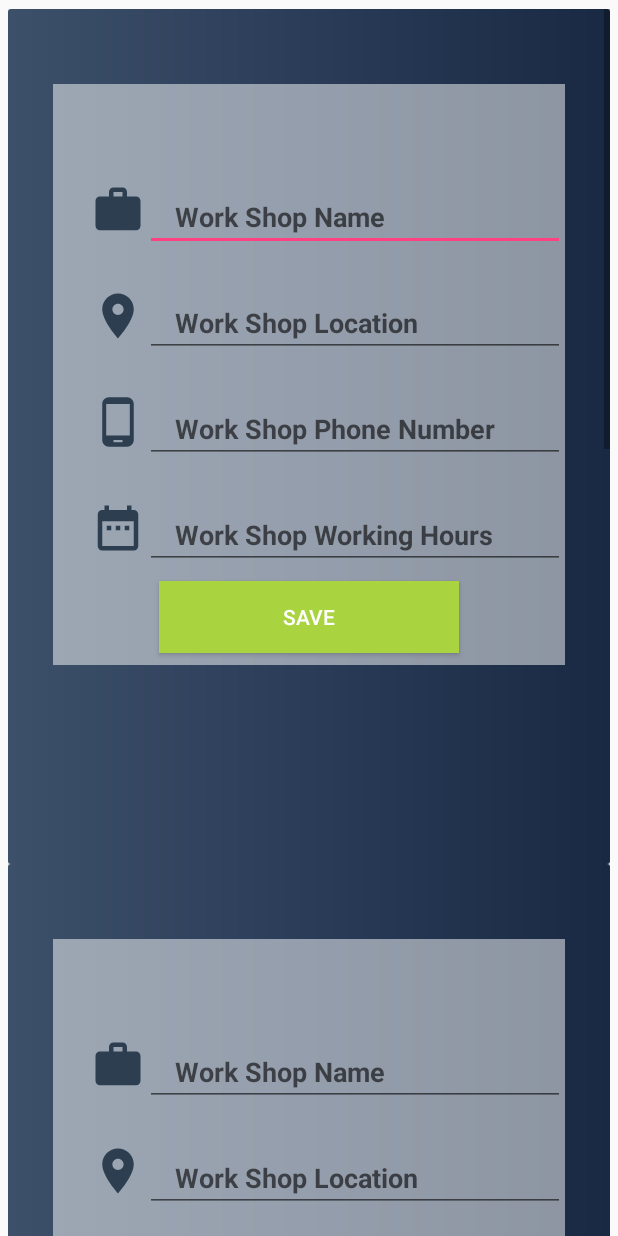
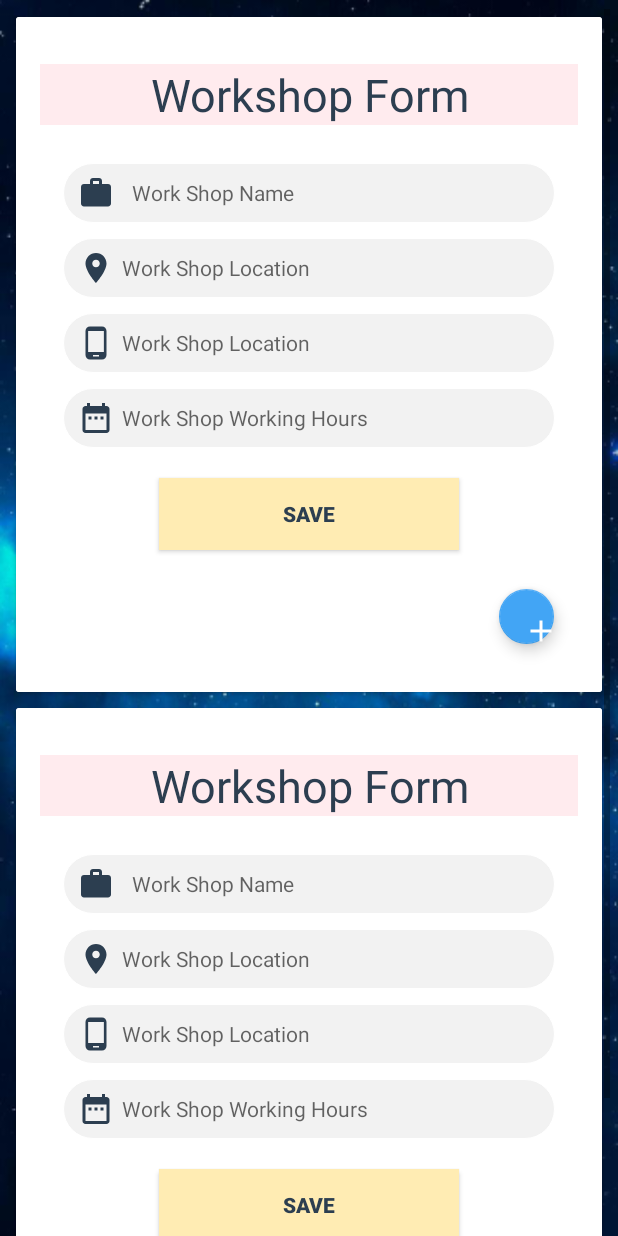
Before and after one commit to Moamen97/Help-Me, an Android app: the EditWorkshop screen opened directly, with no data from a screen before it, on a phone screen of 412 x 824 dp. Run offline under Robolectric (Android 15) with nearby library versions, the phone set to English and light mode, and no system bars; plain views replace FButton; pictures from the network do not load.

Commit message:
edit workshop amazing gui

```diff
--- a/Project/app/src/main/java/Model/postData/Comment/comment.kt
+++ b/Project/app/src/main/java/Model/postData/Comment/comment.kt
@@ -2,4 +2,4 @@ package Model.postData.Comment
 
 class comment(var id: Int, var isImportant: Boolean, var picture: String,
               var from: String, var subject: String, var message: String,
-              var timestamp: String, var isRead: Boolean,var color:Int)
+              var timestamp: String, var isRead: Boolean,var color:Int, var deleteIt:Boolean=false)
--- a/Project/app/src/main/java/Model/postData/Comment/commentAdapter.java
+++ b/Project/app/src/main/java/Model/postData/Comment/commentAdapter.java
@@ -12,6 +12,8 @@ import android.view.HapticFeedbackConstants;
 import android.view.LayoutInflater;
 import android.view.View;
 import android.view.ViewGroup;
+import android.view.animation.Animation;
+import android.view.animation.AnimationUtils;
 
 import com.bumptech.glide.Glide;
 import com.bumptech.glide.load.engine.DiskCacheStrategy;
@@ -29,7 +31,7 @@ public class commentAdapter extends RecyclerView.Adapter<commentViewHolder> {
     private List<comment> comments;
     private commentAdapterListener listener;
     private SparseBooleanArray selectedItems;
-
+    private commentViewHolder mHolder;
     // array used to perform multiple animation at once
     private SparseBooleanArray animationItemsIndex;
     private boolean reverseAllAnimations = false;
@@ -67,6 +69,7 @@ public class commentAdapter extends RecyclerView.Adapter<commentViewHolder> {
 
     @Override
     public void onBindViewHolder(commentViewHolder holder, int position) {
+        mHolder = holder;
         comment message = comments.get(position);
 
         // displaying text view data
@@ -242,6 +245,32 @@ public class commentAdapter extends RecyclerView.Adapter<commentViewHolder> {
         return items;
     }
 
+    public comment getSelectedItem(int position) {
+        return comments.get(position);
+    }
+
+    public void makeMagicSlideUp(final int position, Animation anim) {
+        if (getSelectedItem(position).getDeleteIt()) {
+            mHolder.getMessageContainer().startAnimation(anim);
+            anim.setAnimationListener(new Animation.AnimationListener() {
+                @Override
+                public void onAnimationStart(Animation animation) {
+
+                }
+
+                @Override
+                public void onAnimationEnd(Animation animation) {
+                    removeData(position);
+                }
+
+                @Override
+                public void onAnimationRepeat(Animation animation) {
+
+                }
+            });
+        }
+    }
+
     public void removeData(int position) {
         comments.remove(position);
         resetCurrentIndex();
--- /dev/null
+++ b/Project/app/src/main/java/Model/workshopListener.kt
@@ -0,0 +1,5 @@
+package Model
+
+interface workshopListener {
+    fun onClicK(position: Int)
+}
--- a/Project/app/src/main/java/Model/workshop_adapter.kt
+++ b/Project/app/src/main/java/Model/workshop_adapter.kt
@@ -1,15 +1,17 @@
 package Model
 
+import android.app.SearchManager
 import android.content.Context
 import android.support.v7.widget.RecyclerView
 import android.view.LayoutInflater
+import android.view.View
 import android.view.ViewGroup
 import com.helpme.R
 
 /**
  * Created by Lenovo on 3/27/2018.
  */
-class workshopAdapter(var mContext: Context, var workshopList: ArrayList<WorkshopTestingVersion>) : RecyclerView.Adapter<workshopViewHolder>() {
+class workshopAdapter(var mContext: Context, var workshopList: ArrayList<WorkshopTestingVersion>,var listener: workshopListener) : RecyclerView.Adapter<workshopViewHolder>() {
 
 
     override fun onBindViewHolder(holder: workshopViewHolder?, position: Int) {
@@ -17,8 +19,13 @@ class workshopAdapter(var mContext: Context, var workshopList: ArrayList<Worksho
 
         holder?.WorkShopName?.setText(workshopToBind.workshopName);
         holder?.WorkShopLocation?.setText(workshopToBind.location);
-        holder?.WorkShopPhoneNumber?.setText(workshopToBind.workshopPhoneNum) ;
+        holder?.WorkShopPhoneNumber?.setText(workshopToBind.workshopPhoneNum);
         holder?.WorkShopWorkingHours?.setText(workshopToBind.workingHours);
+        holder?.addWorkShop?.setOnClickListener(object : View.OnClickListener {
+            override fun onClick(p0: View?) {
+                listener.onClicK(position)
+            }
+        })
         // dh by3mel load ll post cover using Glide library gamed f45
         //Glide.with(mContext).load(workshopToBind.postImage).into(holder?.postImage);
     }
@@ -33,5 +40,4 @@ class workshopAdapter(var mContext: Context, var workshopList: ArrayList<Worksho
         return workshopViewHolder(itemView)
     }
 
-
 }
--- a/Project/app/src/main/java/Model/workshop_viewholder.kt
+++ b/Project/app/src/main/java/Model/workshop_viewholder.kt
@@ -1,5 +1,6 @@
 package Model
 
+import android.support.design.widget.FloatingActionButton
 import android.support.v7.widget.RecyclerView
 import android.view.View
 import android.widget.EditText
@@ -13,6 +14,7 @@ class workshopViewHolder(var view: View) : RecyclerView.ViewHolder(view) {
     var WorkShopLocation: EditText? = null
     var WorkShopPhoneNumber: EditText? = null
     var WorkShopWorkingHours: EditText? = null
+    var addWorkShop: FloatingActionButton? = null
 
     // Ta7ya Masr :V
     init {
@@ -20,6 +22,7 @@ class workshopViewHolder(var view: View) : RecyclerView.ViewHolder(view) {
         WorkShopLocation = view.findViewById(R.id.WorkshopLocationEditText)
         WorkShopPhoneNumber = view.findViewById(R.id.WorkshopPhoneNumberEditText)
         WorkShopWorkingHours = view.findViewById(R.id.WorkshopWorkingHoursEditText)
+        addWorkShop = view.findViewById(R.id.fab)
     }
 
 }
--- a/Project/app/src/main/java/com/helpme/Authentication/SignIn.kt
+++ b/Project/app/src/main/java/com/helpme/Authentication/SignIn.kt
@@ -70,7 +70,6 @@ class SignIn : AppCompatActivity() {
         val linearLayoutPanel = findViewById<LinearLayout>(R.id.singInPanel)
         val logo = findViewById<TextView>(R.id.Logo)
         logo.typeface = face;
-
         val textViewAnimation: Animation = AnimationUtils.loadAnimation(this.applicationContext, R.anim.sequential)
         val linearLayoutAnimation: Animation = AnimationUtils.loadAnimation(this.applicationContext, R.anim.slide_down)
         linearLayoutPanel.animation = linearLayoutAnimation
--- a/Project/app/src/main/java/com/helpme/Comment/ShowComments.java
+++ b/Project/app/src/main/java/com/helpme/Comment/ShowComments.java
@@ -19,6 +19,8 @@ import android.support.v7.widget.Toolbar;
 import android.view.Menu;
 import android.view.MenuItem;
 import android.view.View;
+import android.view.animation.Animation;
+import android.view.animation.AnimationUtils;
 import android.widget.Button;
 import android.widget.EditText;
 import android.widget.LinearLayout;
@@ -26,6 +28,8 @@ import android.widget.TextView;
 import android.widget.Toast;
 
 import com.helpme.R;
+
+import org.w3c.dom.Comment;
 
 import java.util.ArrayList;
 import java.util.List;
@@ -84,7 +88,7 @@ public class ShowComments extends AppCompatActivity implements SwipeRefreshLayou
         String link = "https://scontent-mrs1-1.xx.fbcdn.net/v/t1.0-9/fr/cp0/e15/q65/21317730_1777007029006285_7633832584887544173_n.jpg?_nc_cat=0&efg=eyJpIjoidCJ9&oh=f6e3d8c614edc9f2e2a671043270be56&oe=5B29CBCF";
         for (int i = 0; i < 200; ++i) {
             comments.add(new comment(1, false, link, "Moamen Hassan Attia",
-                    "Hello Salama ", "A7la Mesa 3 el nas el kwaysa", "10:30 AM", false, getRandomMaterialColor()));
+                    "Hello Salama ", "A7la Mesa 3 el nas el kwaysa", "10:30 AM", false, getRandomMaterialColor(), false));
         }
     }
 
@@ -135,7 +139,6 @@ public class ShowComments extends AppCompatActivity implements SwipeRefreshLayou
         if (actionMode == null) {
             actionMode = startSupportActionMode(actionModeCallback);
         }
-
         toggleSelection(position);
     }
 
@@ -261,9 +264,9 @@ public class ShowComments extends AppCompatActivity implements SwipeRefreshLayou
 
     // deleting the messages from recycler view
     private void deleteMessages() {
+        Animation animation = AnimationUtils.loadAnimation(this.getApplicationContext(), R.anim.slide_up);
         mAdapter.resetAnimationIndex();
-        List<Integer> selectedItemPositions =
-                mAdapter.getSelectedItems();
+        List<Integer> selectedItemPositions = mAdapter.getSelectedItems();
         for (int i = selectedItemPositions.size() - 1; i >= 0; i--) {
             mAdapter.removeData(selectedItemPositions.get(i));
         }
--- a/Project/app/src/main/java/com/helpme/EditProfile/EditWorkshop.kt
+++ b/Project/app/src/main/java/com/helpme/EditProfile/EditWorkshop.kt
@@ -2,41 +2,42 @@ package com.helpme.EditProfile
 
 import Model.WorkshopTestingVersion
 import Model.workshopAdapter
+import Model.workshopListener
 import android.support.v7.app.AppCompatActivity
 import android.os.Bundle
 import android.support.v7.widget.LinearLayoutManager
 import android.support.v7.widget.RecyclerView
+import com.helpme.Comment.commentAdapterListener
 import com.helpme.R
 import kotlinx.android.synthetic.main.activity_edit_workshop.*
 
-class EditWorkshop : AppCompatActivity() {
-    lateinit var  Adapter: workshopAdapter
+class EditWorkshop : AppCompatActivity(), workshopListener {
+
+    lateinit var Adapter: workshopAdapter
     var ListOFWorkshops = ArrayList<WorkshopTestingVersion>()
-    lateinit var  recyclerView:RecyclerView
+    lateinit var recyclerView: RecyclerView
+    var listener: commentAdapterListener? = null
+    var count: Int = 2;
     private lateinit var LayoutManager: LinearLayoutManager
     override fun onCreate(savedInstanceState: Bundle?) {
         super.onCreate(savedInstanceState)
         setContentView(R.layout.activity_edit_workshop)
-        loadWorkshopsEditForms()
         recyclerView = findViewById(R.id.ListOfWorkShops)
         LayoutManager = LinearLayoutManager(this)
         recyclerView.layoutManager = LayoutManager
-
-
-        Adapter = workshopAdapter(this, ListOFWorkshops)
-
-        ListOfWorkShops.adapter = Adapter
+        Adapter = workshopAdapter(this, ListOFWorkshops, this)
+        recyclerView.adapter = Adapter
+        loadWorkshopsEditForms();
     }
 
-    private  fun loadWorkshopsEditForms() {
-        ListOFWorkshops.add(WorkshopTestingVersion("", "", "", 10, ""))
-        ListOFWorkshops.add(WorkshopTestingVersion("", "", "", 10, ""))
-
-        ListOFWorkshops.add(WorkshopTestingVersion("", "", "", 10, ""))
-
-        ListOFWorkshops.add(WorkshopTestingVersion("", "", "", 10, ""))
-
+    override fun onClicK(position: Int) {
+        count++;
     }
 
+    private fun loadWorkshopsEditForms() {
+        for (i in 1..count) {
+            ListOFWorkshops.add(WorkshopTestingVersion("", "", "", 10, ""))
+        }
+    }
 
 }
--- /dev/null
+++ b/Project/app/src/main/res/drawable/ic_add_black_24dp.xml
@@ -0,0 +1,5 @@
+<vector android:height="24dp" android:tint="#FFFFFF"
+    android:viewportHeight="24.0" android:viewportWidth="24.0"
+    android:width="24dp" xmlns:android="http://schemas.android.com/apk/res/android">
+    <path android:fillColor="#FF000000" android:pathData="M19,13h-6v6h-2v-6H5v-2h6V5h2v6h6v2z"/>
+</vector>
--- a/Project/app/src/main/res/layout/activity_edit_workshop.xml
+++ b/Project/app/src/main/res/layout/activity_edit_workshop.xml
@@ -4,7 +4,8 @@
     android:layout_height="wrap_content"
     xmlns:android="http://schemas.android.com/apk/res/android"
     xmlns:app="http://schemas.android.com/apk/res-auto"
-    xmlns:card_view="http://schemas.android.com/tools">
+    xmlns:card_view="http://schemas.android.com/tools"
+    android:background="@drawable/img2">
 
     <android.support.v7.widget.RecyclerView
         android:id="@+id/ListOfWorkShops"
--- a/Project/app/src/main/res/layout/edit_workshop_info_recycler_view.xml
+++ b/Project/app/src/main/res/layout/edit_workshop_info_recycler_view.xml
@@ -4,7 +4,8 @@
     android:layout_height="wrap_content"
     xmlns:android="http://schemas.android.com/apk/res/android"
     xmlns:app="http://schemas.android.com/apk/res-auto"
-    xmlns:card_view="http://schemas.android.com/tools">
+    xmlns:card_view="http://schemas.android.com/tools"
+    android:background="@drawable/img2">
 
     <android.support.v7.widget.RecyclerView
         android:id="@+id/ListOfWorkShops"
@@ -12,6 +13,7 @@
         android:layout_height="wrap_content"
         android:layout_marginLeft="5dp"
         android:layout_marginRight="5dp"
+
         android:layout_marginTop="6dp"
         android:scrollbars="vertical"
         card_view:cardCornerRadius="4dp"
--- a/Project/app/src/main/res/layout/workshop_card.xml
+++ b/Project/app/src/main/res/layout/workshop_card.xml
@@ -3,27 +3,147 @@
     xmlns:app="http://schemas.android.com/apk/res-auto"
     xmlns:tools="http://schemas.android.com/tools"
     android:layout_width="wrap_content"
-    android:layout_height="570dp"
-    android:background="@drawable/gradient"
-    >
+    android:layout_height="450dp"
+    android:background="@drawable/img2"
+    android:layout_margin="@dimen/card_margin"
+    android:elevation="3dp">
+
+    <RelativeLayout
+        android:layout_width="match_parent"
+        android:layout_height="wrap_content"
+        android:background="@color/white"
+        android:orientation="vertical"
+        android:paddingBottom="@dimen/padding_list_row"
+        android:paddingLeft="?listPreferredItemPaddingLeft"
+        android:paddingRight="?listPreferredItemPaddingRight"
+        android:paddingTop="@dimen/padding_list_row">
+
+        <TextView
+            android:id="@+id/WorkshopForm"
+            android:layout_width="match_parent"
+            android:layout_height="wrap_content"
+            android:layout_marginVertical="15dp"
+            android:background="@color/md_red_50"
+            android:paddingEnd="5dp"
+            android:paddingStart="5dp"
+            android:text="Workshop Form"
+            android:textAlignment="center"
+            android:textColor="@color/fbutton_color_midnight_blue"
+            android:textSize="30sp" />
+
+        <AutoCompleteTextView
+            android:id="@+id/WorkShopNameEditText"
+            android:layout_width="match_parent"
+            android:layout_height="40dp"
+            android:layout_below="@+id/WorkshopForm"
+            android:layout_marginBottom="10dp"
+            android:layout_marginEnd="15dp"
+            android:layout_marginStart="15dp"
+            android:layout_marginTop="10dp"
+            android:background="@drawable/rounded_white"
+            android:drawableLeft="@drawable/ic_work_black_24dp"
+            android:drawablePadding="5dp"
+            android:hint="  Work Shop Name"
+            android:paddingStart="10dp"
+            android:textSize="14sp" />
+
+        <AutoCompleteTextView
+            android:id="@+id/WorkshopLocationEditText"
+            android:layout_width="match_parent"
+            android:layout_height="40dp"
+            android:layout_below="@+id/WorkShopNameEditText"
+            android:layout_marginBottom="10dp"
+            android:layout_marginEnd="15dp"
+            android:layout_marginStart="15dp"
+            android:background="@drawable/rounded_white"
+            android:drawableLeft="@drawable/ic_location_on_black_24dp"
+            android:drawablePadding="5dp"
+            android:hint="Work Shop Location"
+            android:paddingStart="10dp"
+            android:textSize="14sp" />
+
+        <AutoCompleteTextView
+            android:id="@+id/WorkshopPhoneNumberEditText"
+            android:layout_width="match_parent"
+            android:layout_height="40dp"
+            android:layout_below="@+id/WorkshopLocationEditText"
+            android:layout_marginBottom="10dp"
+            android:layout_marginEnd="15dp"
+            android:layout_marginStart="15dp"
+            android:background="@drawable/rounded_white"
+            android:drawableLeft="@drawable/ic_phone_android_black_24dp"
+            android:drawablePadding="5dp"
+            android:hint="Work Shop Location"
+            android:paddingStart="10dp"
+            android:textSize="14sp" />
+
+        <AutoCompleteTextView
+            android:id="@+id/WorkshopWorkingHoursEditText"
+            android:layout_width="match_parent"
+            android:layout_height="40dp"
+            android:layout_below="@+id/WorkshopPhoneNumberEditText"
+            android:layout_marginBottom="10dp"
+            android:layout_marginEnd="15dp"
+            android:layout_marginStart="15dp"
+            android:background="@drawable/rounded_white"
+            android:drawableLeft="@drawable/ic_date_range_black_24dp"
+            android:drawablePadding="5dp"
+            android:hint="Work Shop Working Hours"
+            android:paddingStart="10dp"
+            android:textSize="14sp" />
+
+        <Button
+            android:id="@+id/SaveWorkShopInfo"
+            android:layout_width="200dp"
+            android:layout_height="wrap_content"
+            android:layout_below="@+id/WorkshopWorkingHoursEditText"
+            android:layout_centerHorizontal="true"
+            android:layout_marginVertical="10dp"
+            android:background="@color/md_amber_100"
+            android:text="Save"
+            android:textColor="@color/fbutton_color_midnight_blue"
+            android:textStyle="bold" />
+
+        <LinearLayout
+            android:layout_width="wrap_content"
+            android:layout_height="wrap_content"
+            android:layout_alignParentBottom="true"
+            android:layout_alignParentEnd="true"
+            android:layout_below="@+id/SaveWorkShopInfo"
+            android:orientation="vertical">
+
+            <android.support.design.widget.FloatingActionButton
+                android:id="@+id/fab"
+                android:layout_width="wrap_content"
+                android:layout_height="wrap_content"
+                android:layout_gravity="bottom|end"
+                android:layout_margin="@dimen/fab_margin"
+                app:backgroundTint="@color/md_blue_400"
+                app:srcCompat="@drawable/ic_add_black_24dp"
+                tools:ignore="VectorDrawableCompat" />
+
+        </LinearLayout>
+    </RelativeLayout>
+
+    <!--
 
     <RelativeLayout
         android:layout_width="wrap_content"
         android:layout_height="match_parent"
-    android:background="@drawable/gradient"
-    >
+        android:background="@drawable/img2">
+
         <LinearLayout
             android:layout_width="match_parent"
             android:layout_height="match_parent"
             android:orientation="vertical">
 
             <LinearLayout
-            android:layout_width="match_parent"
-            android:layout_height="wrap_content"
+                android:id="@+id/workshopLinearLayoutID"
+                android:layout_width="320dp"
+                android:layout_height="match_parent"
                 android:layout_gravity="center"
                 android:layout_marginEnd="30dp"
                 android:layout_marginStart="30dp"
-            android:layout_marginTop="50dp"
                 android:background="@drawable/trans_white_rectangle"
                 android:orientation="vertical">
 
@@ -32,104 +152,74 @@
                     android:id="@+id/WorkshopForm"
                     android:layout_width="match_parent"
                     android:layout_height="wrap_content"
+                    android:layout_marginVertical="15dp"
                     android:paddingEnd="5dp"
                     android:paddingStart="5dp"
-                android:text=""
                     android:textAlignment="center"
                     android:textColor="@color/white"
                     android:textSize="30sp"
                     tools:text="Workshop Form" />
 
-            <LinearLayout
-                android:layout_width="match_parent"
-                android:layout_height="wrap_content"
-                android:layout_marginTop="25dp"
-                android:orientation="horizontal"
-                android:paddingLeft="25dp">
-
-                <ImageView
-                    android:layout_width="36dp"
-                    android:layout_height="36dp"
-                    android:src="@drawable/ic_work_black_24dp" />
-
-                <EditText
+                <AutoCompleteTextView
                     android:id="@+id/WorkShopNameEditText"
                     android:layout_width="match_parent"
-                    android:layout_height="wrap_content"
-                    android:layout_gravity="center_vertical"
-                    android:paddingLeft="20dp"
-                    android:hint="Work Shop Name"
-                    android:textStyle="bold" />
-            </LinearLayout>
+                    android:layout_height="40dp"
+                    android:layout_marginBottom="10dp"
+                    android:layout_marginEnd="15dp"
+                    android:layout_marginStart="15dp"
+                    android:background="@drawable/rounded_white"
+                    android:drawableLeft="@drawable/ic_person_black_24dp"
+                    android:drawablePadding="5dp"
+                    android:hint="Email or User Name"
+                    android:paddingStart="10dp"
+                    android:textSize="14sp" />
 
-            <LinearLayout
-                android:layout_width="match_parent"
-                android:layout_height="wrap_content"
-                android:layout_marginTop="25dp"
-                android:orientation="horizontal"
-                android:paddingLeft="25dp">
-
-                <ImageView
-                    android:layout_width="36dp"
-                    android:layout_height="36dp"
-                    android:src="@drawable/ic_location_on_black_24dp" />
-
-                <EditText
+                <AutoCompleteTextView
                     android:id="@+id/WorkshopLocationEditText"
                     android:layout_width="match_parent"
-                    android:layout_height="wrap_content"
-                    android:layout_gravity="center_vertical"
-                    android:paddingLeft="20dp"
-                    android:hint="Work Shop Location"
-                    android:textStyle="bold" />
-            </LinearLayout>
-            <LinearLayout
-                android:layout_width="match_parent"
-                android:layout_height="wrap_content"
-                android:layout_marginTop="25dp"
-                android:orientation="horizontal"
-                android:paddingLeft="25dp">
+                    android:layout_height="40dp"
+                    android:layout_marginBottom="10dp"
+                    android:layout_marginEnd="15dp"
+                    android:layout_marginStart="15dp"
+                    android:background="@drawable/rounded_white"
+                    android:drawableLeft="@drawable/ic_person_black_24dp"
+                    android:drawablePadding="5dp"
+                    android:hint="Email or User Name"
+                    android:paddingStart="10dp"
+                    android:textSize="14sp" />
 
-                <ImageView
-                    android:layout_width="36dp"
-                    android:layout_height="36dp"
-                    android:src="@drawable/ic_phone_android_black_24dp" />
-
-                <EditText
+                <AutoCompleteTextView
                     android:id="@+id/WorkshopPhoneNumberEditText"
                     android:layout_width="match_parent"
-                    android:layout_height="wrap_content"
-                    android:layout_gravity="center_vertical"
-                    android:hint="Work Shop Phone Number"
-                    android:paddingLeft="20dp"
-                    android:textStyle="bold" />
-            </LinearLayout>
-            <LinearLayout
-                android:layout_width="match_parent"
-                android:layout_height="wrap_content"
-                android:layout_marginTop="25dp"
-                android:orientation="horizontal"
-                android:paddingLeft="25dp">
+                    android:layout_height="40dp"
+                    android:layout_marginBottom="10dp"
+                    android:layout_marginEnd="15dp"
+                    android:layout_marginStart="15dp"
+                    android:background="@drawable/rounded_white"
+                    android:drawableLeft="@drawable/ic_person_black_24dp"
+                    android:drawablePadding="5dp"
+                    android:hint="Email or User Name"
+                    android:paddingStart="10dp"
+                    android:textSize="14sp" />
 
-                <ImageView
-                    android:layout_width="36dp"
-                    android:layout_height="36dp"
-                    android:src="@drawable/ic_date_range_black_24dp" />
-
-                <EditText
+                <AutoCompleteTextView
                     android:id="@+id/WorkshopWorkingHoursEditText"
                     android:layout_width="match_parent"
-                    android:layout_height="wrap_content"
-                    android:layout_gravity="center_vertical"
-                    android:paddingLeft="20dp"
-                    android:hint="Work Shop Working Hours"
-                    android:textStyle="bold" />
-            </LinearLayout>
+                    android:layout_height="40dp"
+                    android:layout_marginBottom="10dp"
+                    android:layout_marginEnd="15dp"
+                    android:layout_marginStart="15dp"
+                    android:background="@drawable/rounded_white"
+                    android:drawableLeft="@drawable/ic_person_black_24dp"
+                    android:drawablePadding="5dp"
+                    android:hint="Email or User Name"
+                    android:paddingStart="10dp"
+                    android:textSize="14sp" />
 
                 <info.hoang8f.widget.FButton
                     android:id="@+id/SaveWorkShopInfo"
                     android:layout_width="200dp"
-                android:layout_height="wrap_content"
+                    android:layout_height="20dp"
                     android:layout_gravity="center"
                     android:layout_margin="8dp"
                     android:layout_weight="1"
@@ -146,4 +236,5 @@
             </LinearLayout>
         </LinearLayout>
     </RelativeLayout>
+-->
 </android.support.v7.widget.CardView>
```
Also changed, not shown: Project/app/build.gradle (+7 -7 lines). Lines whose indentation alone changed are shown as unchanged.
